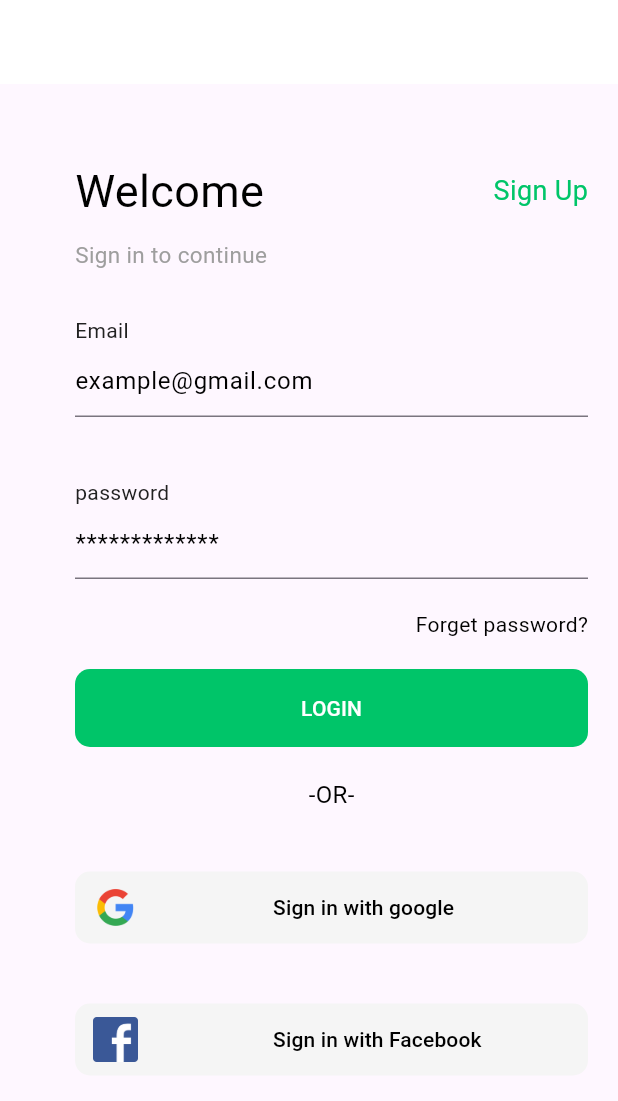
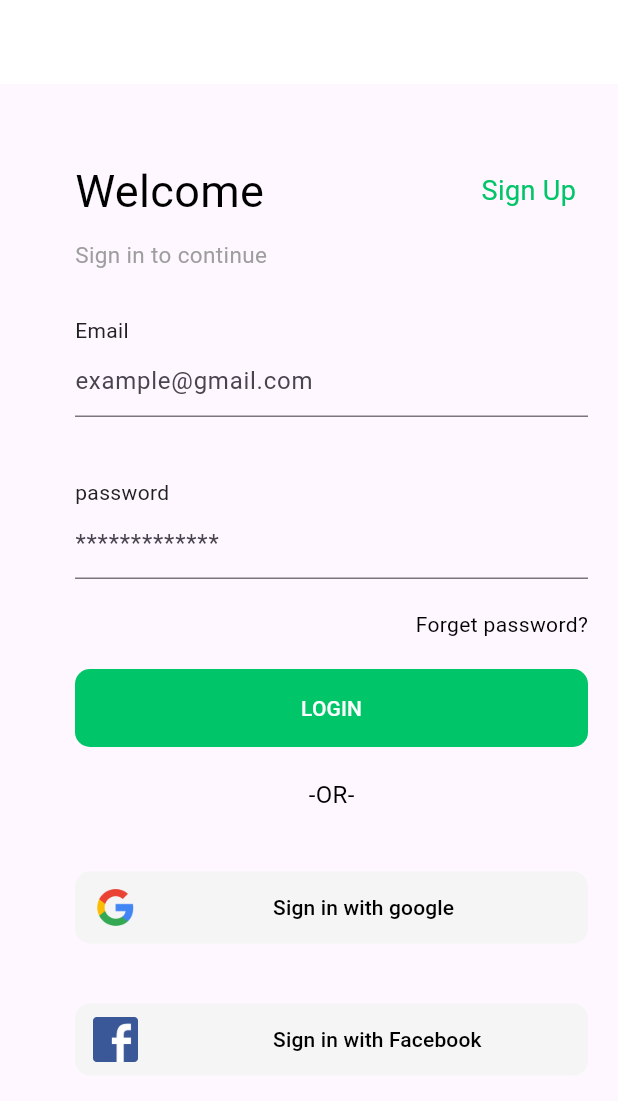
Before and after one commit to omer358/e-commerce-flutter-app, a Flutter app: the screen it shows after launch, on a phone screen of 412 x 824 dp. Shown: the top 1101 px of the screen. Run offline on Flutter 3.47's test engine with Material 3 defaults, Android fonts, the phone set to English and light mode, and no system bars; our stand-ins replace firebase_auth, firebase_core, get, google_sign_in; missing offline and left inert: flutter_login_facebook; accounts and stored records are empty.

Commit message:
enhance the codebase

```diff
--- a/lib/main.dart
+++ b/lib/main.dart
@@ -1,5 +1,5 @@
 import 'package:e_commerce_app/utils/binding.dart';
-import 'package:e_commerce_app/view/auth/login_screen.dart';
+import 'package:e_commerce_app/view/control_screen.dart';
 import 'package:firebase_core/firebase_core.dart';
 import 'package:flutter/material.dart';
 import 'package:get/get.dart';
@@ -26,8 +26,8 @@ class MyApp extends StatelessWidget {
         colorScheme: ColorScheme.fromSeed(seedColor: Colors.deepPurple),
         useMaterial3: true,
       ),
-      home: Scaffold(
-        body: LoginScreen(),
+      home: const Scaffold(
+        body: ControlScreen(),
       ),
     );
   }
--- a/lib/view/auth/login_screen.dart
+++ b/lib/view/auth/login_screen.dart
@@ -1,4 +1,5 @@
 import 'package:e_commerce_app/constants.dart';
+import 'package:e_commerce_app/view/auth/register_screen.dart';
 import 'package:e_commerce_app/view/widgets/custom_button.dart';
 import 'package:e_commerce_app/view/widgets/custom_button_social.dart';
 import 'package:e_commerce_app/view/widgets/custom_text.dart';
@@ -9,7 +10,7 @@ import 'package:get/get.dart';
 
 class LoginScreen extends GetWidget<AuthViewModel> {
   final GlobalKey<FormState> _formKey = GlobalKey<FormState>();
-   LoginScreen({super.key});
+  LoginScreen({super.key});
 
   @override
   Widget build(BuildContext context) {
@@ -29,14 +30,22 @@ class LoginScreen extends GetWidget<AuthViewModel> {
             key: _formKey,
             child: Column(
               children: [
-                const Row(
+                Row(
                   mainAxisAlignment: MainAxisAlignment.spaceBetween,
                   children: [
-                    CustomText(text: "Welcome", fontSize: 30),
-                    CustomText(
-                      text: "Sign Up",
-                      fontSize: 18,
-                      color: primaryColor,
+                    const CustomText(text: "Welcome", fontSize: 30),
+                    InkWell(
+                      onTap: () {
+                        Get.to(RegisterScreen());
+                      },
+                      child: const Padding(
+                        padding: EdgeInsets.all(8.0),
+                        child: CustomText(
+                          text: "Sign Up",
+                          fontSize: 18,
+                          color: primaryColor,
+                        ),
+                      ),
                     ),
                   ],
                 ),
@@ -58,7 +67,7 @@ class LoginScreen extends GetWidget<AuthViewModel> {
                     controller.email = value!;
                   },
                   onValidate: (value) {
-                    if(value == null){
+                    if (value == null) {
                       print("ERROR");
                     }
                   },
@@ -73,7 +82,7 @@ class LoginScreen extends GetWidget<AuthViewModel> {
                     controller.password = value!;
                   },
                   onValidate: (value) {
-                    if(value == null){
+                    if (value == null) {
                       print("PASSWORD ERROR");
                     }
                   },
@@ -92,11 +101,10 @@ class LoginScreen extends GetWidget<AuthViewModel> {
                 CustomButton(
                   text: 'LOGIN',
                   onPressed: () {
-                    if(_formKey.currentState!.validate()){
+                    if (_formKey.currentState!.validate()) {
                       _formKey.currentState?.save();
                       controller.signInWithEmailAndPassword();
                     }
-
                   },
                 ),
                 const SizedBox(
--- a/lib/view/control_screen.dart
+++ b/lib/view/control_screen.dart
@@ -10,7 +10,7 @@ class ControlScreen extends GetWidget<AuthViewModel> {
   @override
   Widget build(BuildContext context) {
     return Obx(() {
-      return (Get.find<AuthViewModel>().user != null)
+      return (controller.user != null)
           ? const HomeScreen()
           : LoginScreen();
     });
--- a/lib/view/home_screen.dart
+++ b/lib/view/home_screen.dart
@@ -16,8 +16,8 @@ class HomeScreen extends GetWidget<AuthViewModel> {
           }, icon: const Icon(Icons.logout)),
         ],
       ),
-      body: const Center(
-        child: Text("Welcome"),
+      body:  Center(
+        child: Text("Welcome!\n ${controller.user}"),
       ),
     );
   }
--- a/lib/view/widgets/custom_text_form_field.dart
+++ b/lib/view/widgets/custom_text_form_field.dart
@@ -33,7 +33,7 @@ class CustomTextFormField extends StatelessWidget {
             decoration:  InputDecoration(
                 hintText: hint,
                 hintStyle: const TextStyle(
-                  color: Colors.black,
+
                 ),
                 fillColor: Colors.white),
           ),
```
